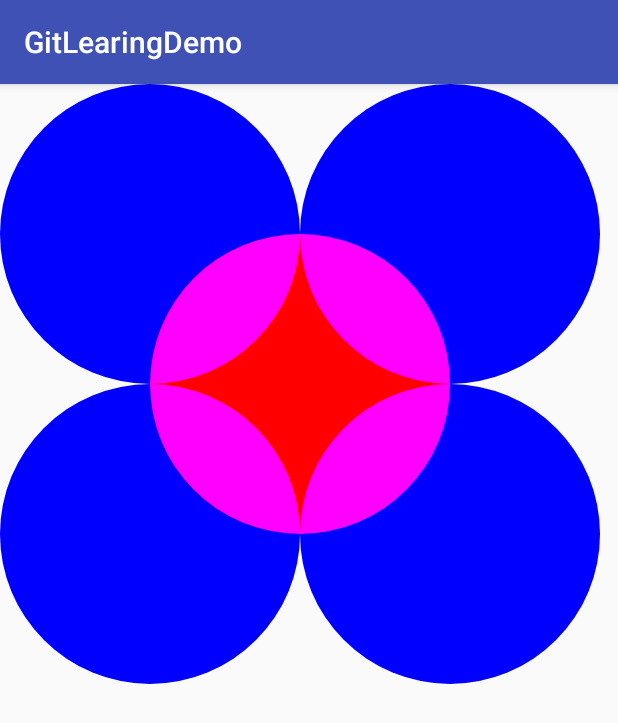
After one commit to coder-xiaoshuai/GitLearingDemo, an Android app: the PathDemoActivity screen opened directly, with no data from a screen before it, on a phone screen of 412 x 824 dp. The commit adds this screen. Shown: the top 723 px of the screen. Run offline under Robolectric (Android 15) with nearby library versions, the phone set to English and light mode, and no system bars.

Commit message:
2019.2.11

```diff
--- a/app/build.gradle
+++ b/app/build.gradle
@@ -41,4 +41,6 @@ dependencies {
     implementation 'com.android.support:recyclerview-v7:28.0.0'
     implementation project(':common')
     implementation project(':commonui')
+
+    implementation 'com.github.CymChad:BaseRecyclerViewAdapterHelper:2.9.30'
 }
--- a/app/src/main/AndroidManifest.xml
+++ b/app/src/main/AndroidManifest.xml
@@ -30,6 +30,10 @@
         <activity android:name="com.example.zhangshuai.activity.AutoTextActivity" />
 
         <activity android:name="com.example.zhangshuai.activity.ClickableSpanActivity" />
+
+        <activity android:name="com.example.zhangshuai.activity.PathDemoActivity" />
+
+        <activity android:name="com.example.zhangshuai.activity.RvActivity" />
     </application>
 
 </manifest>
--- a/app/src/main/java/com/example/zhangshuai/activity/ClickableSpanActivity.java
+++ b/app/src/main/java/com/example/zhangshuai/activity/ClickableSpanActivity.java
@@ -7,6 +7,7 @@ import android.text.SpannableStringBuilder;
 import android.text.Spanned;
 import android.text.style.ClickableSpan;
 import android.view.View;
+import android.view.ViewGroup;
 import android.widget.TextView;
 import android.widget.Toast;
 
@@ -34,4 +35,6 @@ public class ClickableSpanActivity extends AppCompatActivity{
 
         textView.setText(builder);
     }
+
+
 }
--- /dev/null
+++ b/app/src/main/java/com/example/zhangshuai/activity/PathDemoActivity.java
@@ -0,0 +1,15 @@
+package com.example.zhangshuai.activity;
+
+import android.os.Bundle;
+import android.support.annotation.Nullable;
+import android.support.v7.app.AppCompatActivity;
+
+import com.example.zhangshuai.gitlearingdemo.R;
+
+public class PathDemoActivity extends AppCompatActivity {
+    @Override
+    protected void onCreate(@Nullable Bundle savedInstanceState) {
+        super.onCreate(savedInstanceState);
+        setContentView(R.layout.activity_path);
+    }
+}
--- /dev/null
+++ b/app/src/main/res/layout/activity_path.xml
@@ -0,0 +1,10 @@
+<?xml version="1.0" encoding="utf-8"?>
+<RelativeLayout xmlns:android="http://schemas.android.com/apk/res/android"
+    android:layout_width="match_parent"
+    android:layout_height="match_parent">
+
+    <com.example.commonui.widget.PathView
+        android:layout_width="400dp"
+        android:layout_height="400dp"/>
+
+</RelativeLayout>
--- a/app/src/main/res/layout/activity_rv.xml
+++ b/app/src/main/res/layout/activity_rv.xml
@@ -4,4 +4,9 @@
     android:layout_width="match_parent"
     android:layout_height="match_parent">
 
+    <android.support.v7.widget.RecyclerView
+        android:id="@+id/recyclerview"
+        android:layout_width="match_parent"
+        android:layout_height="match_parent"/>
+
 </LinearLayout>
--- a/build.gradle
+++ b/build.gradle
@@ -20,6 +20,7 @@ allprojects {
         mavenCentral()
         google()
         jcenter()
+        maven { url "https://jitpack.io" }
     }
 }
 
--- /dev/null
+++ b/commonui/src/main/java/com/example/commonui/widget/PathView.java
@@ -0,0 +1,77 @@
+package com.example.commonui.widget;
+
+import android.content.Context;
+import android.graphics.Canvas;
+import android.graphics.Color;
+import android.graphics.Paint;
+import android.graphics.Path;
+import android.graphics.PorterDuff;
+import android.graphics.PorterDuffXfermode;
+import android.support.annotation.Nullable;
+import android.util.AttributeSet;
+import android.view.View;
+
+public class PathView extends View {
+    private static final int DEFAULT_SIZE = 300;
+    private Paint mPaint;
+    private Paint mPaintCenter;
+
+    public PathView(Context context) {
+        super(context);
+        init();
+    }
+
+    public PathView(Context context, @Nullable AttributeSet attrs) {
+        super(context, attrs);
+        init();
+    }
+
+    public PathView(Context context, @Nullable AttributeSet attrs, int defStyleAttr) {
+        super(context, attrs, defStyleAttr);
+        init();
+    }
+
+    @Override
+    protected void onDraw(Canvas canvas) {
+        super.onDraw(canvas);
+        int radius = getWidth() / 4;
+        canvas.drawCircle(getWidth() / 4, getHeight() / 4, radius, mPaint);
+        canvas.drawCircle(getWidth() / 4 * 3, getHeight() / 4, radius, mPaint);
+        canvas.drawCircle(getWidth() / 4, getHeight() / 4 * 3, radius, mPaint);
+        canvas.drawCircle(getWidth() / 4 * 3, getHeight() / 4 * 3, radius, mPaint);
+        canvas.drawCircle(getWidth() / 2, getHeight() / 2, radius, mPaintCenter);
+    }
+
+    private void init() {
+        mPaint = new Paint(Paint.ANTI_ALIAS_FLAG);
+        mPaint.setColor(Color.BLUE);
+        mPaint.setStyle(Paint.Style.FILL);
+        mPaint.setStrokeWidth(3);
+        mPaintCenter = new Paint(Paint.ANTI_ALIAS_FLAG);
+        mPaintCenter.setXfermode(new PorterDuffXfermode(PorterDuff.Mode.SCREEN));
+        mPaintCenter.setColor(Color.RED);
+        mPaintCenter.setStyle(Paint.Style.FILL);
+
+        setLayerType(View.LAYER_TYPE_SOFTWARE, null);
+    }
+
+    /**
+     * 直接继承自view 必须重写onMeasure
+     */
+    @Override
+    protected void onMeasure(int widthMeasureSpec, int heightMeasureSpec) {
+        super.onMeasure(widthMeasureSpec, heightMeasureSpec);
+        int widthSpecMode = MeasureSpec.getMode(widthMeasureSpec);
+        int widthSpecSize = MeasureSpec.getSize(widthMeasureSpec);
+        int heightSpecMode = MeasureSpec.getMode(heightMeasureSpec);
+        int heightSpecSize = MeasureSpec.getSize(heightMeasureSpec);
+
+        if (widthSpecMode == MeasureSpec.AT_MOST && heightSpecMode == MeasureSpec.AT_MOST) {
+            setMeasuredDimension(DEFAULT_SIZE, DEFAULT_SIZE);
+        } else if (widthSpecMode == MeasureSpec.AT_MOST) {
+            setMeasuredDimension(DEFAULT_SIZE, heightSpecSize);
+        } else if (heightSpecMode == MeasureSpec.AT_MOST) {
+            setMeasuredDimension(widthSpecSize, DEFAULT_SIZE);
+        }
+    }
+}
```
Also changed, not shown: app/src/main/java/com/example/zhangshuai/activity/RvActivity.java (added, +96 -0 lines), app/src/main/java/com/example/zhangshuai/kotlin/MainActivity.kt (+12 -4 lines), app/src/main/res/layout/activity_main.xml (+18 -0 lines), app/src/main/res/layout/item_rv_text.xml (added, +12 -0 lines), commonui/src/main/java/com/example/commonui/widget/CanvasDemoView.java (added, +75 -0 lines), commonui/src/main/java/com/example/commonui/widget/TriangleView.java (added, +73 -0 lines).
